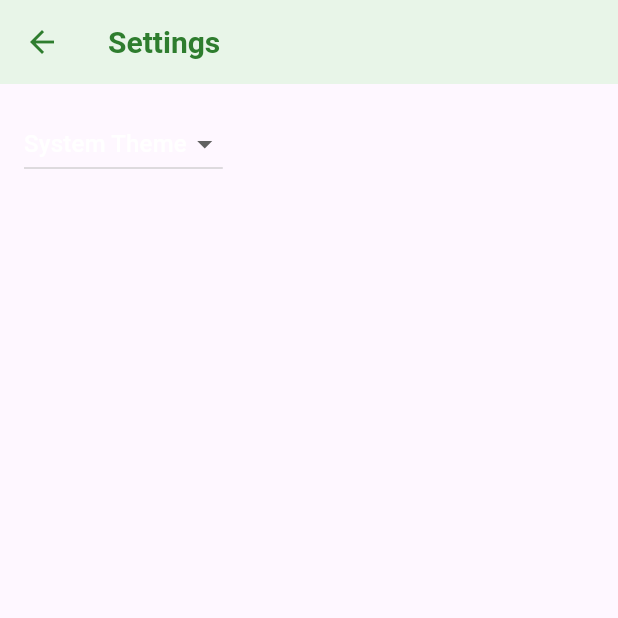
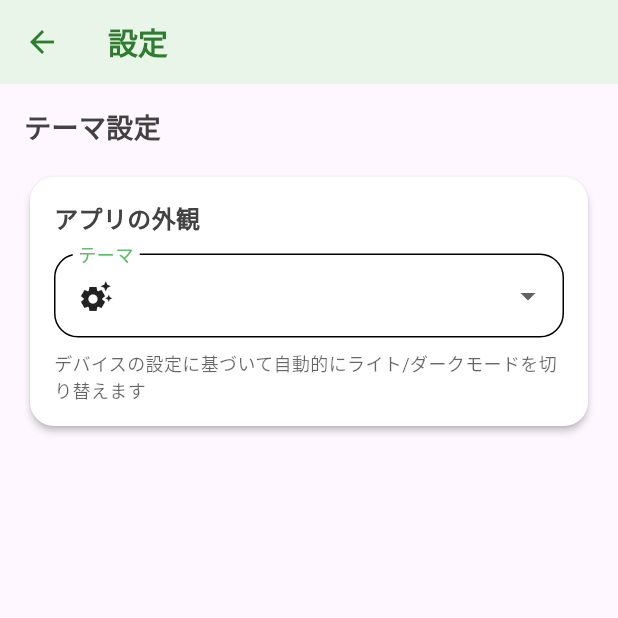
Before and after one commit to IT-Engineer-K/yutrutasu, a Flutter app: the SettingsView screen opened by its route, on a phone screen of 412 x 824 dp, the top half of it. Run offline on Flutter 3.47's test engine with Material 3 defaults, Android fonts, the phone set to English and light mode, and no system bars; our stand-ins replace flutter_dotenv, google_mobile_ads, shared_preferences; accounts and stored records are empty; generated files the repository leaves out were written again; Roboto replaces fonts that are missing (NotoSansJP).

Commit message:
ダークモード

```diff
--- a/lib/src/app.dart
+++ b/lib/src/app.dart
@@ -159,7 +159,7 @@ class MyApp extends StatelessWidget {
             // ダークテーマでも丸みを持たせるコンポーネントテーマを追加
             cardTheme: CardTheme(
               elevation: 2,
-              color: Colors.white, // ダークテーマでもカードの色を白に統一
+              color: const Color(0xFF424242), // ダークテーマでは濃いグレー
               shape: RoundedRectangleBorder(
                 borderRadius: BorderRadius.circular(16),
               ),
--- a/lib/src/settings/settings_view.dart
+++ b/lib/src/settings/settings_view.dart
@@ -17,35 +17,101 @@ class SettingsView extends StatelessWidget {
   Widget build(BuildContext context) {
     return Scaffold(
       appBar: AppBar(
-        title: const Text('Settings'),
+        title: const Text('設定'),
       ),
       body: Padding(
         padding: const EdgeInsets.all(16),
-        // Glue the SettingsController to the theme selection DropdownButton.
-        //
-        // When a user selects a theme from the dropdown list, the
-        // SettingsController is updated, which rebuilds the MaterialApp.
-        child: DropdownButton<ThemeMode>(
-          // Read the selected themeMode from the controller
+        child: Column(
+          crossAxisAlignment: CrossAxisAlignment.start,
+          children: [
+            const Text(
+              'テーマ設定',
+              style: TextStyle(
+                fontSize: 18,
+                fontWeight: FontWeight.bold,
+              ),
+            ),
+            const SizedBox(height: 16),
+            Card(
+              child: Padding(
+                padding: const EdgeInsets.all(16),
+                child: Column(
+                  crossAxisAlignment: CrossAxisAlignment.start,
+                  children: [
+                    const Text(
+                      'アプリの外観',
+                      style: TextStyle(
+                        fontSize: 16,
+                        fontWeight: FontWeight.w600,
+                      ),
+                    ),
+                    const SizedBox(height: 12),
+                    DropdownButtonFormField<ThemeMode>(
                       value: controller.themeMode,
-          // Call the updateThemeMode method any time the user selects a theme.
                       onChanged: controller.updateThemeMode,
+                      decoration: const InputDecoration(
+                        labelText: 'テーマ',
+                        border: OutlineInputBorder(),
+                      ),
                       items: const [
                         DropdownMenuItem(
                           value: ThemeMode.system,
-              child: Text('System Theme'),
+                          child: Row(
+                            children: [
+                              Icon(Icons.settings_suggest),
+                              SizedBox(width: 8),
+                              Text('システム設定に従う'),
+                            ],
+                          ),
                         ),
                         DropdownMenuItem(
                           value: ThemeMode.light,
-              child: Text('Light Theme'),
+                          child: Row(
+                            children: [
+                              Icon(Icons.light_mode),
+                              SizedBox(width: 8),
+                              Text('ライトモード'),
+                            ],
+                          ),
                         ),
                         DropdownMenuItem(
                           value: ThemeMode.dark,
-              child: Text('Dark Theme'),
-            )
+                          child: Row(
+                            children: [
+                              Icon(Icons.dark_mode),
+                              SizedBox(width: 8),
+                              Text('ダークモード'),
+                            ],
+                          ),
+                        ),
+                      ],
+                    ),
+                    const SizedBox(height: 8),
+                    Text(
+                      _getThemeDescription(controller.themeMode),
+                      style: TextStyle(
+                        fontSize: 12,
+                        color: Theme.of(context).colorScheme.onSurface.withOpacity(0.6),
+                      ),
+                    ),
+                  ],
+                ),
+              ),
+            ),
           ],
         ),
       ),
     );
   }
+
+  String _getThemeDescription(ThemeMode themeMode) {
+    switch (themeMode) {
+      case ThemeMode.system:
+        return 'デバイスの設定に基づいて自動的にライト/ダークモードを切り替えます';
+      case ThemeMode.light:
+        return '明るいテーマで表示します';
+      case ThemeMode.dark:
+        return '暗いテーマで表示します（バッテリー節約効果もあります）';
     }
+  }
+}
--- a/lib/src/views/yaru_koto_detail_expandable_view.dart
+++ b/lib/src/views/yaru_koto_detail_expandable_view.dart
@@ -8,6 +8,7 @@ import '../widgets/animated_progress_info.dart';
 import '../widgets/smooth_animated_linear_progress_indicator.dart';
 import '../common/dialog_helpers.dart';
 import '../common/progress_helpers.dart';
+import '../common/theme_helpers.dart';
 import 'edit_task_dialog.dart';
 import 'add_task_dialog.dart';
 
@@ -130,11 +131,11 @@ class _ProgressCard extends StatelessWidget {
     return Container(
       padding: const EdgeInsets.all(16),
       decoration: BoxDecoration(
-        color: Colors.white, // カードの色を白に統一
+        color: ThemeHelpers.getCardColor(context), // 動的にカード色を決定
         borderRadius: BorderRadius.circular(20),
         boxShadow: [
           BoxShadow(
-            color: Colors.grey.withOpacity(0.1),
+            color: ThemeHelpers.getShadowColor(context), // 動的に影の色を決定
             spreadRadius: 1,
             blurRadius: 4,
             offset: const Offset(0, 2),
@@ -212,11 +213,11 @@ class _EmptyItemsWidget extends StatelessWidget {
     return Container(
       padding: const EdgeInsets.all(24),
       decoration: BoxDecoration(
-        color: Colors.white, // カードの色を白に統一
+        color: ThemeHelpers.getCardColor(context), // 動的にカード色を決定
         borderRadius: BorderRadius.circular(20),
         boxShadow: [
           BoxShadow(
-            color: Colors.grey.withOpacity(0.1),
+            color: ThemeHelpers.getShadowColor(context), // 動的に影の色を決定
             spreadRadius: 1,
             blurRadius: 4,
             offset: const Offset(0, 2),
@@ -311,7 +312,7 @@ class _ExpandableTaskItemCardState extends State<_ExpandableTaskItemCard> {
     final theme = Theme.of(context);
     return Card(
       elevation: 2,
-      color: Colors.white, // カードの色を白に統一
+      color: ThemeHelpers.getCardColor(context), // 動的にカード色を決定
       shape: RoundedRectangleBorder(
         borderRadius: BorderRadius.circular(16),
         side: BorderSide(color: theme.colorScheme.outline.withOpacity(0.3)),
@@ -590,7 +591,7 @@ class _CompactTaskCard extends StatelessWidget {
     return Container(
       margin: const EdgeInsets.symmetric(horizontal: 8, vertical: 2),
       decoration: BoxDecoration(
-        color: Colors.white, // カードの色を白に統一
+        color: ThemeHelpers.getCardColor(context), // 動的にカード色を決定
         borderRadius: BorderRadius.circular(12),
         border: Border.all(
           color: ProgressHelpers.getProgressBorderColor(task.progress, theme).withOpacity(0.3),
--- a/lib/src/views/yaru_koto_detail_view.dart
+++ b/lib/src/views/yaru_koto_detail_view.dart
@@ -8,6 +8,7 @@ import '../widgets/animated_progress_info.dart';
 import '../widgets/smooth_animated_linear_progress_indicator.dart';
 import '../common/dialog_helpers.dart';
 import '../common/progress_helpers.dart';
+import '../common/theme_helpers.dart';
 import 'edit_task_dialog.dart';
 import 'edit_item_dialog.dart';
 import 'add_task_dialog.dart';
@@ -245,11 +246,11 @@ class _EmptyItemsWidget extends StatelessWidget {
         padding: const EdgeInsets.all(32),
         margin: const EdgeInsets.symmetric(horizontal: 8),
         decoration: BoxDecoration(
-          color: Colors.white, // カードの色を白に統一
+          color: ThemeHelpers.getCardColor(context), // 動的にカード色を決定
           borderRadius: BorderRadius.circular(20),
           boxShadow: [
             BoxShadow(
-              color: Colors.grey.withOpacity(0.1),
+              color: ThemeHelpers.getShadowColor(context), // 動的に影の色を決定
               spreadRadius: 1,
               blurRadius: 4,
               offset: const Offset(0, 2),
@@ -326,7 +327,7 @@ class _ExpandableTaskItemCardState extends State<_ExpandableTaskItemCard> {
     final theme = Theme.of(context);
     return Card(
       elevation: 2,
-      color: Colors.white, // カードの色を白に統一
+      color: ThemeHelpers.getCardColor(context), // 動的にカード色を決定
       shape: RoundedRectangleBorder(
         borderRadius: BorderRadius.circular(16),
         side: BorderSide(color: theme.colorScheme.outline.withOpacity(0.3)),
@@ -652,7 +653,7 @@ class _CompactTaskCard extends StatelessWidget {
     return Container(
       margin: const EdgeInsets.symmetric(horizontal: 8, vertical: 2),
       decoration: BoxDecoration(
-        color: Colors.white, // カードの色を白に統一
+        color: ThemeHelpers.getCardColor(context), // 動的にカード色を決定
         borderRadius: BorderRadius.circular(12),
         border: Border.all(
           color: ProgressHelpers.getProgressBorderColor(task.progress, theme).withOpacity(0.3),
--- a/lib/src/views/yaru_koto_list_view.dart
+++ b/lib/src/views/yaru_koto_list_view.dart
@@ -6,6 +6,7 @@ import '../settings/settings_view.dart';
 import '../widgets/animated_progress_info.dart';
 import '../widgets/smooth_animated_linear_progress_indicator.dart';
 import '../common/dialog_helpers.dart';
+import '../common/theme_helpers.dart';
 import 'yaru_koto_detail_view.dart';
 import 'add_yaru_koto_dialog.dart';
 import 'edit_yaru_koto_dialog.dart';
@@ -284,7 +285,7 @@ class _YaruKotoCard extends StatelessWidget {
     return Card(
       margin: const EdgeInsets.only(bottom: 12),
       elevation: 2,
-      color: Colors.white, // カードの色を白に統一
+      color: ThemeHelpers.getCardColor(context), // 動的にカード色を決定
       shape: RoundedRectangleBorder(borderRadius: BorderRadius.circular(20)),
       child: InkWell(
         onTap: onTap,
```
Also changed, not shown: lib/src/settings/settings_service.dart (+41 -8 lines). Lines whose indentation alone changed are shown as unchanged.
